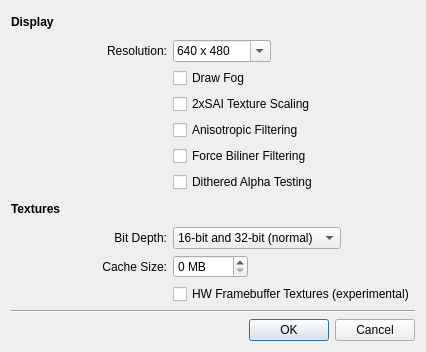
Qt form glN64/gln64config.ui (mupen64plus/mupen64plus-oldsvn) before a commit.
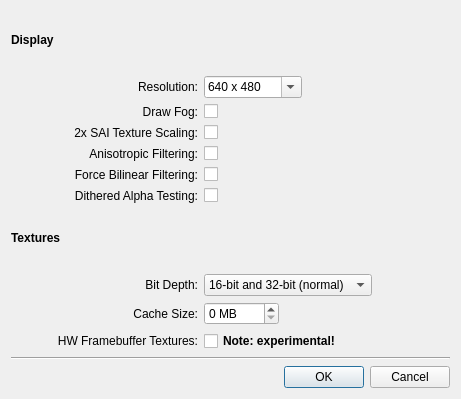
The same form after that commit.

Commit message: Very slightly clean up gln64 and glide64 interface

```diff
--- a/glN64/gln64config.ui
+++ b/glN64/gln64config.ui
@@ -5,8 +5,8 @@
    <rect>
     <x>0</x>
     <y>0</y>
-    <width>426</width>
-    <height>352</height>
+    <width>461</width>
+    <height>399</height>
    </rect>
   </property>
   <property name="windowTitle" >
@@ -25,6 +25,9 @@
      <property name="orientation" >
       <enum>Qt::Horizontal</enum>
      </property>
+     <property name="sizeType" >
+      <enum>QSizePolicy::Fixed</enum>
+     </property>
      <property name="sizeHint" stdset="0" >
       <size>
        <width>40</width>
@@ -125,38 +128,88 @@
      </item>
     </layout>
    </item>
+   <item row="2" column="1" >
+    <widget class="QLabel" name="label_6" >
+     <property name="text" >
+      <string>Draw Fog:</string>
+     </property>
+     <property name="alignment" >
+      <set>Qt::AlignRight|Qt::AlignTrailing|Qt::AlignVCenter</set>
+     </property>
+    </widget>
+   </item>
    <item row="2" column="2" >
     <widget class="QCheckBox" name="drawFogCheck" >
      <property name="text" >
-      <string>Draw Fog</string>
+      <string/>
+     </property>
+    </widget>
+   </item>
+   <item row="3" column="1" >
+    <widget class="QLabel" name="label_7" >
+     <property name="text" >
+      <string>2x SAI Texture Scaling:</string>
+     </property>
+     <property name="alignment" >
+      <set>Qt::AlignRight|Qt::AlignTrailing|Qt::AlignVCenter</set>
      </property>
     </widget>
    </item>
    <item row="3" column="2" >
     <widget class="QCheckBox" name="twoExSaiTextureScalingCheck" >
      <property name="text" >
-      <string>2xSAI Texture Scaling</string>
+      <string/>
+     </property>
+    </widget>
+   </item>
+   <item row="4" column="1" >
+    <widget class="QLabel" name="label_8" >
+     <property name="text" >
+      <string>Anisotropic Filtering:</string>
+     </property>
+     <property name="alignment" >
+      <set>Qt::AlignRight|Qt::AlignTrailing|Qt::AlignVCenter</set>
      </property>
     </widget>
    </item>
    <item row="4" column="2" >
     <widget class="QCheckBox" name="anisotropicFilteringCheck" >
      <property name="text" >
-      <string>Anisotropic Filtering</string>
+      <string/>
+     </property>
+    </widget>
+   </item>
+   <item row="5" column="1" >
+    <widget class="QLabel" name="label_9" >
+     <property name="text" >
+      <string>Force Bilinear Filtering:</string>
+     </property>
+     <property name="alignment" >
+      <set>Qt::AlignRight|Qt::AlignTrailing|Qt::AlignVCenter</set>
      </property>
     </widget>
    </item>
    <item row="5" column="2" >
     <widget class="QCheckBox" name="forceBilinearFilteringCheck" >
      <property name="text" >
-      <string>Force Biliner Filtering</string>
+      <string/>
+     </property>
+    </widget>
+   </item>
+   <item row="6" column="1" >
+    <widget class="QLabel" name="label_10" >
+     <property name="text" >
+      <string>Dithered Alpha Testing:</string>
+     </property>
+     <property name="alignment" >
+      <set>Qt::AlignRight|Qt::AlignTrailing|Qt::AlignVCenter</set>
      </property>
     </widget>
    </item>
    <item row="6" column="2" >
     <widget class="QCheckBox" name="ditheredAlphaTestingCheck" >
      <property name="text" >
-      <string>Dithered Alpha Testing</string>
+      <string/>
      </property>
     </widget>
    </item>
@@ -259,10 +312,26 @@
      </item>
     </layout>
    </item>
+   <item row="10" column="1" >
+    <widget class="QLabel" name="label_11" >
+     <property name="text" >
+      <string>HW Framebuffer Textures:</string>
+     </property>
+     <property name="alignment" >
+      <set>Qt::AlignRight|Qt::AlignTrailing|Qt::AlignVCenter</set>
+     </property>
+    </widget>
+   </item>
    <item row="10" column="2" >
     <widget class="QCheckBox" name="hwFramebufferTexturesCheck" >
+     <property name="font" >
+      <font>
+       <weight>75</weight>
+       <bold>true</bold>
+      </font>
+     </property>
      <property name="text" >
-      <string>HW Framebuffer Textures (experimental)</string>
+      <string>Note: experimental!</string>
      </property>
     </widget>
    </item>
```
The commit also changes 1 other file.
